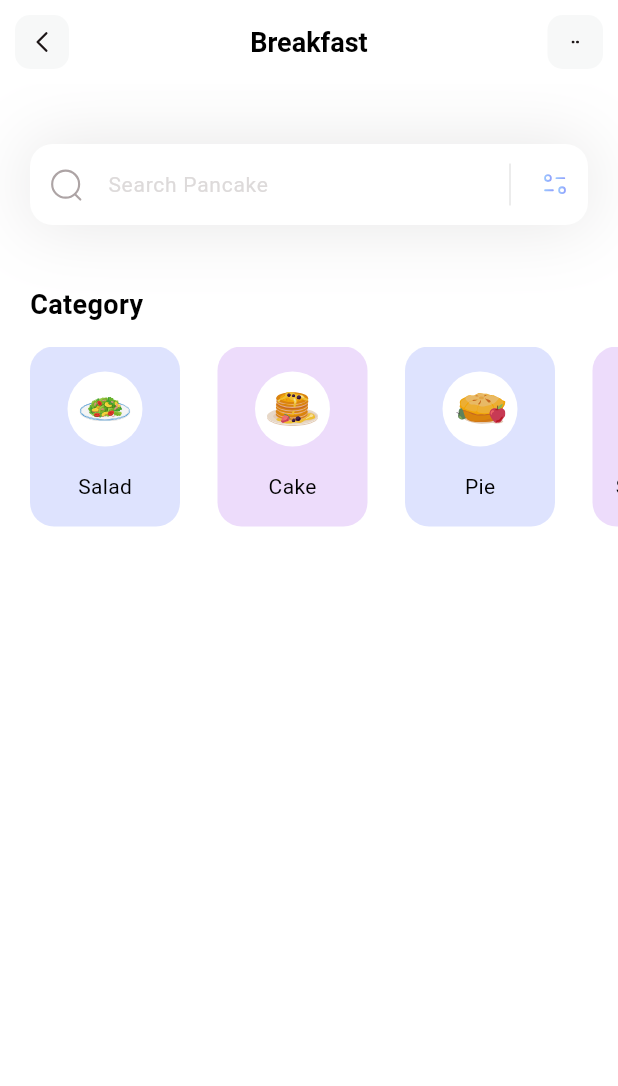
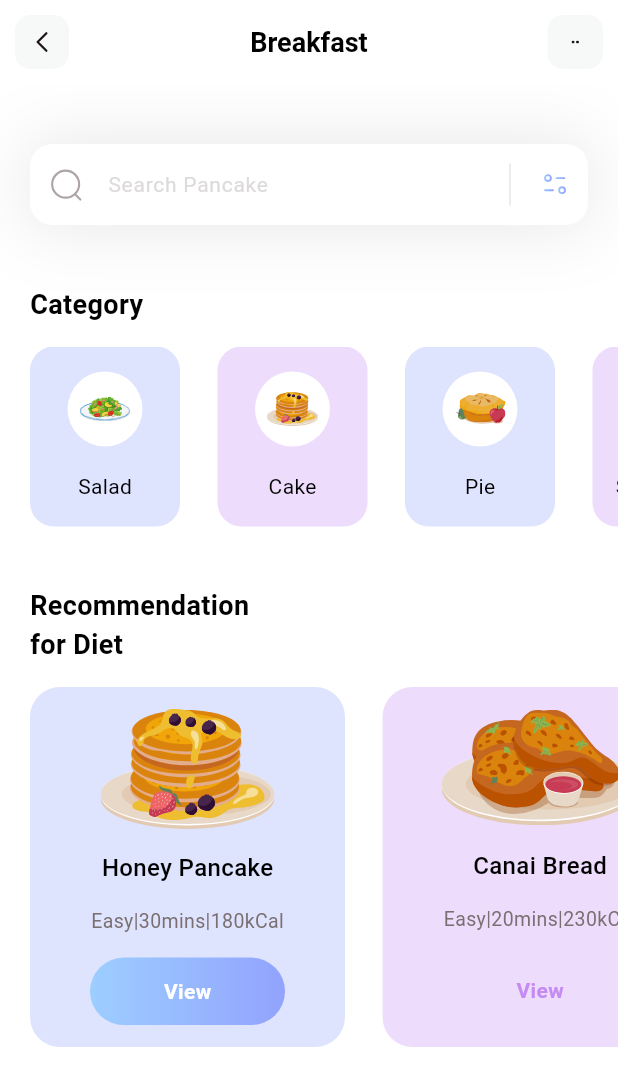
Before and after one commit to Correia19/Flutter-Basics-By-A-Real-Project, a Flutter app: the screen it shows after launch, on a phone screen of 412 x 824 dp. Shown: the top 1086 px of the screen. Run offline on Flutter 3.47's test engine with Material 3 defaults, Android fonts, the phone set to English and light mode, and no system bars; our stand-ins replace flutter_svg; Roboto replaces fonts that are missing (Poppins).

Commit message:
Diet_Section

```diff
--- /dev/null
+++ b/lib/models/diet_model.dart
@@ -0,0 +1,48 @@
+import 'package:flutter/material.dart';
+
+class DietModel{
+  String name;
+  String iconPath;
+  String level;
+  String duration;
+  String calorie;
+  Color boxColor;
+  bool viewIsSelected;
+
+  DietModel({
+    required this.name,
+    required this.iconPath,
+    required this.level,
+    required this.duration,
+    required this.calorie,
+    required this.boxColor,
+    required this.viewIsSelected
+  });
+
+  static List<DietModel> getDiets(){
+  List<DietModel> diets = [];
+
+  diets.add(
+  DietModel(name: 'Honey Pancake',
+    iconPath: 'assets/icons/honey-pancakes.svg',
+    level: 'Easy',
+    duration: '30mins',
+    calorie: '180kCal',
+    boxColor: Color(0xff92A3FD),
+    viewIsSelected: true)
+  );
+
+  diets.add(
+  DietModel(name: 'Canai Bread',
+  iconPath: 'assets/icons/canai-bread.svg',
+  level: 'Easy',
+  duration: '20mins',
+  calorie: '230kCal',
+  boxColor: Color(0xffC58BF2),
+  viewIsSelected: false)
+  );
+
+  return diets;
+  }
+
+}
--- a/lib/pages/home.dart
+++ b/lib/pages/home.dart
@@ -1,19 +1,23 @@
 import 'package:fitness/models/category_model.dart';
 import 'package:flutter/material.dart';
 import 'package:flutter_svg/flutter_svg.dart';
+
+import '../models/diet_model.dart';
 
 class HomePage extends StatelessWidget {
   HomePage({super.key});
 
   List<CategoryModel> categories = [];
+  List<DietModel> diets = [];
 
-  void _getCategories() {
+  void _getInitialInfo(){
     categories = CategoryModel.getCategories();
+    diets = DietModel.getDiets();
   }
 
   @override
   Widget build(BuildContext context) {
-    _getCategories();
+    _getInitialInfo();
     return Scaffold(
       appBar: appBar(),
       backgroundColor: Colors.white,
@@ -22,7 +26,9 @@ class HomePage extends StatelessWidget {
         children: [
           _searchField(),
           SizedBox(height: 40,),
-          category(),
+          _category(),
+          SizedBox(height: 40,),
+          _diet_section()
       ],
 
       ),
@@ -138,7 +144,7 @@ class HomePage extends StatelessWidget {
     );
   }
 
-  Column category(){
+  Column _category(){
     return Column(
       crossAxisAlignment: CrossAxisAlignment.start,
       children:  [
@@ -204,4 +210,92 @@ class HomePage extends StatelessWidget {
       ],
     );
   }
+
+  Column _diet_section(){
+    return Column(
+      crossAxisAlignment: CrossAxisAlignment.start,
+      children: [
+        Padding(
+          padding: const EdgeInsets.only(left: 20),
+          child: Text(
+            'Recommendation\nfor Diet',
+              style: TextStyle(
+                color: Colors.black,
+                fontSize: 18,
+                fontWeight: FontWeight.w600
+              ),
+            ),
+        ),
+        SizedBox(height: 15,),
+        Container(
+          height: 240,
+          child: ListView.separated(
+            itemBuilder: (context, index) {
+              return Container(
+              width: 210,
+              decoration: BoxDecoration(
+                color: diets[index].boxColor.withOpacity(0.3),
+                borderRadius: BorderRadius.circular(20),
+              ),
+                child: Column(
+                  mainAxisAlignment: MainAxisAlignment.spaceEvenly,
+                  children: [
+                    SvgPicture.asset(diets[index].iconPath),
+                    Text(
+                      diets[index].name,
+                      style: TextStyle(
+                        color: Colors.black,
+                        fontSize: 16,
+                        fontWeight: FontWeight.w500,
+                      ),
+                    ),
+                    Text(
+                      diets[index].level + '|' + diets[index].duration + '|' + diets[index].calorie,
+                      style: TextStyle(
+                          color: Color(0xff7B6F72),
+                          fontSize: 13,
+                          fontWeight: FontWeight.w400
+                      ),
+                    ),
+                    Container(
+
+                      height: 45,
+                      width: 130,
+                      child: Center(
+                        child: Text(
+                          'View',
+                          style: TextStyle(
+                              color: diets[index].viewIsSelected? Colors.white : Color(0xffC58BF2),
+                              fontSize: 14,
+                              fontWeight: FontWeight.w600
+                          ),
+                        ),
+                      ),
+                      decoration: BoxDecoration(
+                        gradient: LinearGradient(
+                          colors: [
+                            diets[index].viewIsSelected? Color(0xff9DCEFF) : Colors.transparent,
+                            diets[index].viewIsSelected? Color(0xff92A3FD) : Colors.transparent,
+                          ]
+                        ),
+                        borderRadius: BorderRadius.circular(50)
+                      ),
+                    )
+                  ],
+                ),
+              );
+            },
+            separatorBuilder: (context, index) => SizedBox(width: 25,),
+            itemCount: diets.length,
+            scrollDirection: Axis.horizontal,
+            padding: EdgeInsets.only(
+              left: 20,
+              right: 20
+            ),
+          ),
+
+          ),
+      ],
+    );
+  }
 }
```
